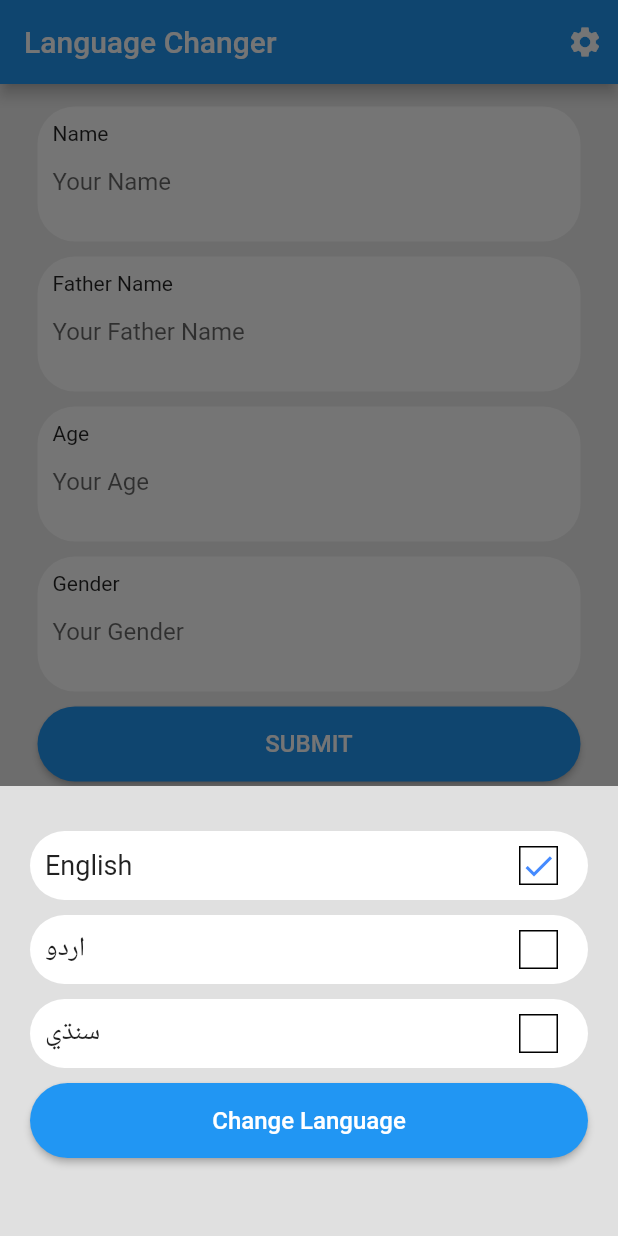
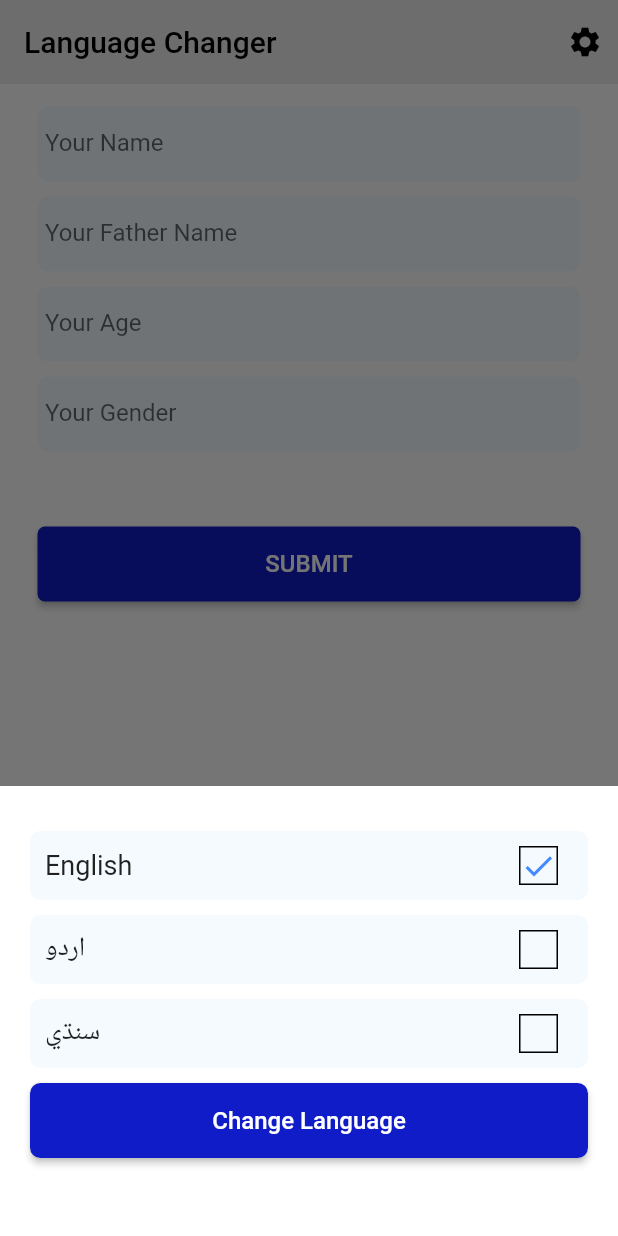
Before and after one commit to rafisial5/language-changer, a Flutter app: the screen it shows after launch, after a tap on the "settings" icon, on a phone screen of 412 x 824 dp. Run offline on Flutter 3.47's test engine with Material 2 defaults, Android fonts, the phone set to English and light mode, and no system bars; our stand-ins replace get, get_storage.

Commit message:
Committed by Rafi Siyal 1. Changed few changing in view

```diff
--- a/lib/view/language_view.dart
+++ b/lib/view/language_view.dart
@@ -10,16 +10,18 @@ class LanguageScreen extends GetView<LanguageController> {
   @override
   Widget build(BuildContext context) {
     return Scaffold(
+      backgroundColor: Colors.white,
+      appBar: AppBar(
+        title:  Text("title".tr, style: const TextStyle(color: Colors.black),),
         backgroundColor: Colors.grey.shade200,
-      appBar: AppBar(
-        title:  Text("title".tr),
+        elevation: 0,
         actions:  [GestureDetector(
           onTap:(){
             _settingModalBottomSheet(context);
           },
           child: const Padding(
             padding: EdgeInsets.symmetric(horizontal: 10),
-            child: Icon(Icons.settings),
+            child: Icon(Icons.settings, color: Colors.black,),
           ),
         )],
       ),
@@ -36,7 +38,7 @@ class LanguageScreen extends GetView<LanguageController> {
                 customTextField("age".tr, "your_age".tr),
                 const SizedBox(height: 10,),
                 customTextField("gender".tr, "your_gender".tr),
-                const SizedBox(height: 10,),
+                const SizedBox(height: 50,),
                 ElevatedButton(
                     onPressed: (){},
                     child:  Text(
@@ -46,9 +48,10 @@ class LanguageScreen extends GetView<LanguageController> {
                       ),
                     ),
                   style: ElevatedButton.styleFrom(
+                    primary: const Color(0xff101cc7),
                     minimumSize: const Size(500, 50),
                     shape: RoundedRectangleBorder(
-                      borderRadius: BorderRadius.circular(25),
+                      borderRadius: BorderRadius.circular(5),
                     )
                   )
                 ),
@@ -61,7 +64,7 @@ class LanguageScreen extends GetView<LanguageController> {
   }
   void _settingModalBottomSheet(context){
     showModalBottomSheet(
-        backgroundColor: Colors.grey.shade300,
+        backgroundColor: Colors.white,
         context: context,
         builder: (BuildContext bc){
           return SizedBox(
@@ -101,9 +104,10 @@ class LanguageScreen extends GetView<LanguageController> {
                           fontSize: 16,
                         ),),
                       style: ElevatedButton.styleFrom(
+                        primary: const Color(0xff101cc7),
                           minimumSize: const Size(500, 50),
                           shape: RoundedRectangleBorder(
-                            borderRadius: BorderRadius.circular(25),
+                            borderRadius: BorderRadius.circular(7),
                           )
                       ),
                     ),
@@ -123,8 +127,8 @@ class LanguageScreen extends GetView<LanguageController> {
       child: Container(
         padding: const EdgeInsets.symmetric(horizontal: 10,vertical: 10),
         decoration: BoxDecoration(
-          color: Colors.white,
-          borderRadius: BorderRadius.circular(25),
+          color: Colors.blue.withOpacity(0.05),
+          borderRadius: BorderRadius.circular(7),
         ),
         child: Row(
           mainAxisAlignment: MainAxisAlignment.spaceAround,
@@ -152,27 +156,26 @@ class LanguageScreen extends GetView<LanguageController> {
   }
   Widget customTextField(String nameTitle, String nameHint){
     return Container(
-      height:90,
+      height: 50,
       decoration: BoxDecoration(
-        color: Colors.white,
-        borderRadius: BorderRadius.circular(25),
+        color: Colors.blue.withOpacity(0.05),
+borderRadius: BorderRadius.circular(7)
       ),
-      child: Padding(
-        padding: const EdgeInsets.all(10),
       child: Column(
+
         mainAxisAlignment:  MainAxisAlignment.start,
         crossAxisAlignment: CrossAxisAlignment.start,
         children: [
-            Text(nameTitle),
+         // Text(nameTitle),
           TextField(
             decoration: InputDecoration(
               border: InputBorder.none,
               hintText: nameHint,
+              contentPadding: const EdgeInsets.symmetric(horizontal: 5, )
             ),
           ),
         ],
       ),
-      ),
     );
   }
 }
```
Lines whose indentation alone changed are shown as unchanged.
